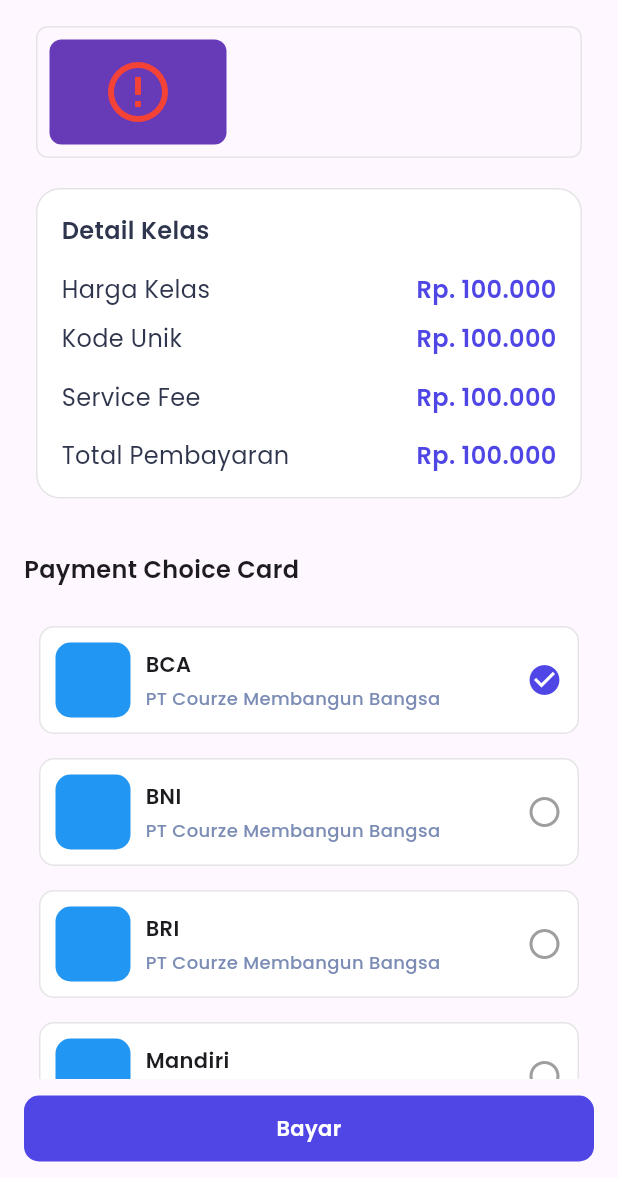
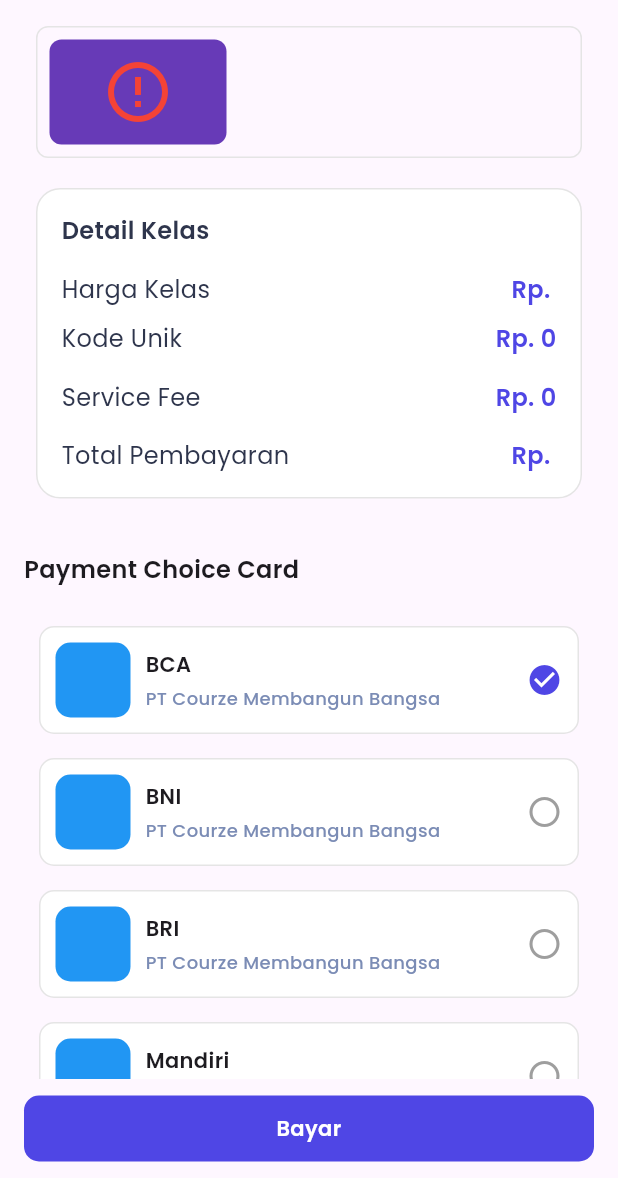
Before and after one commit to DeepSyyy/rpl-fe-flutter-ca, a Flutter app: the PaymentComponent screen opened directly with empty values, on a phone screen of 412 x 824 dp, the part 58-1236 px from its top. Run offline on Flutter 3.47's test engine with Material 3 defaults, Android fonts, the phone set to English and light mode, and no system bars; our stand-ins replace carousel_slider, cloud_firestore, dartz, firebase_auth, firebase_core, fluentui_icons and 3 more; accounts and stored records are empty; network calls fail.

Commit message:
update fix

```diff
--- a/lib/feature/detail_kelas/presentation/widget/price_detail_component.dart
+++ b/lib/feature/detail_kelas/presentation/widget/price_detail_component.dart
@@ -45,6 +45,7 @@ class PriceComponent extends StatelessWidget {
                           mentorName: mentorName,
                           idUser: idUser,
                           idCourse: idCourse,
+                          price: price,
                         ),
                         settings: RouteSettings(arguments: {
                           "imageUrl": imageUrl,
--- a/lib/feature/kelas_saya/data/datasource/my_course_remote_data_source.dart
+++ b/lib/feature/kelas_saya/data/datasource/my_course_remote_data_source.dart
@@ -2,7 +2,7 @@ import 'package:cloud_firestore/cloud_firestore.dart';
 import 'package:flutter_fe_rpl/feature/kelas_saya/data/model/my_course_model.dart';
 
 abstract class MyCourseRemoteDataSource {
-  Future<List<MyCourseModel>> getMyCourse({required String idUser});
+  Future<List<MyCourseModel>> getMyCourse({required String? idUser});
   Future<MyCourseModel> getCourseById({required String idCourse});
   Future<void> addMyCourse({required String? idUser, required String idCourse});
 }
--- a/lib/feature/kelas_saya/data/repository/my_course_repository_impl.dart
+++ b/lib/feature/kelas_saya/data/repository/my_course_repository_impl.dart
@@ -27,10 +27,10 @@ class MyCourseRepositoryImpl implements MyCourseRepository {
 
   @override
   Future<Either<Failure, List<MyCourseModel>>> getMyCourse(
-      {required String idUser}) async {
+      {required String? idUser}) async {
     try {
       final result = await myCourseRemoteDataSource.getMyCourse(
-        idUser: idUser,
+        idUser: idUser!,
       );
       return Right(result);
     } catch (e) {
--- a/lib/feature/kelas_saya/presentation/provider/my_course_provider.dart
+++ b/lib/feature/kelas_saya/presentation/provider/my_course_provider.dart
@@ -26,7 +26,7 @@ class MyCourseProvider extends ChangeNotifier {
     });
   }
 
-  Future<void> getMyCourse({required String idUser}) async {
+  Future<void> getMyCourse({required String? idUser}) async {
     MyCourseRepositoryImpl repo = MyCourseRepositoryImpl(
         myCourseRemoteDataSource: MyCourseRemoteDataSourceImpl());
 
--- a/lib/feature/lowongan/presentation/widget/search_component.dart
+++ b/lib/feature/lowongan/presentation/widget/search_component.dart
@@ -19,7 +19,7 @@ class SearchComponent extends StatelessWidget {
           child: TextField(
             onTap: () {},
             decoration: InputDecoration(
-              hintText: 'Cari Pekerjaan',
+              hintText: 'Cari pekerjaan',
               hintStyle: GoogleFonts.poppins(
                 fontWeight: FontWeight.w400,
                 fontSize: 14,
--- a/lib/feature/payment/presentation/widget/card_course_info.dart
+++ b/lib/feature/payment/presentation/widget/card_course_info.dart
@@ -49,11 +49,13 @@ class CardCourseInfo extends StatelessWidget {
             const SizedBox(
               width: 8,
             ),
-            Column(
+            Expanded(
+              child: Column(
                 crossAxisAlignment: CrossAxisAlignment.start,
                 children: [
                   Text(
                     judulCourse,
+                    overflow: TextOverflow.clip,
                     style: GoogleFonts.poppins(
                       fontSize: 14,
                       fontWeight: FontWeight.w600,
@@ -71,6 +73,7 @@ class CardCourseInfo extends StatelessWidget {
                     ),
                   ),
                 ],
+              ),
             )
           ],
         ),
--- a/lib/feature/payment/presentation/widget/card_payment_detail.dart
+++ b/lib/feature/payment/presentation/widget/card_payment_detail.dart
@@ -4,7 +4,8 @@ import 'package:flutter_fe_rpl/feature/payment/presentation/widget/detail_paymen
 import 'package:google_fonts/google_fonts.dart';
 
 class CardPaymentDetail extends StatelessWidget {
-  const CardPaymentDetail({super.key});
+  const CardPaymentDetail({super.key, required this.price});
+  final String price;
 
   @override
   Widget build(BuildContext context) {
@@ -31,9 +32,9 @@ class CardPaymentDetail extends StatelessWidget {
               ),
             ),
             const SizedBox(height: 16),
-            const DetailPayment(
+            DetailPayment(
               title: "Harga Kelas",
-              data: "Rp. 100.000",
+              data: "Rp. $price",
               colorData: AppColor.primary,
             ),
             const SizedBox(
@@ -41,19 +42,19 @@ class CardPaymentDetail extends StatelessWidget {
             ),
             const DetailPayment(
               title: "Kode Unik",
-              data: "Rp. 100.000",
+              data: "Rp. 0",
               colorData: AppColor.primary,
             ),
             const SizedBox(height: 16),
             const DetailPayment(
               title: "Service Fee",
-              data: "Rp. 100.000",
+              data: "Rp. 0",
               colorData: AppColor.primary,
             ),
             const SizedBox(height: 16),
-            const DetailPayment(
+            DetailPayment(
               title: "Total Pembayaran",
-              data: "Rp. 100.000",
+              data: "Rp. $price",
               colorData: AppColor.primary,
             ),
           ],
--- a/lib/feature/payment/presentation/widget/payment_component.dart
+++ b/lib/feature/payment/presentation/widget/payment_component.dart
@@ -15,12 +15,14 @@ class PaymentComponent extends StatelessWidget {
       required this.courseName,
       required this.mentorName,
       required this.idCourse,
+      required this.price,
       this.idUser});
   final String imageUrl;
   final String courseName;
   final String mentorName;
   final String? idUser;
   final String idCourse;
+  final String price;
 
   @override
   Widget build(BuildContext context) {
@@ -53,7 +55,9 @@ class PaymentComponent extends StatelessWidget {
                 const SizedBox(
                   height: 20,
                 ),
-                CardPaymentDetail(),
+                CardPaymentDetail(
+                  price: price,
+                ),
                 const SizedBox(
                   height: 20,
                 ),
```
Also changed, not shown: lib/feature/detail_kelas/presentation/widget/view_recipt.dart (added, +58 -0 lines), lib/feature/home/presentation/widget/home_page_component.dart (+14 -9 lines), lib/feature/home/presentation/widget/my_course_card.dart (+12 -13 lines), lib/feature/home/presentation/widget/search_container.dart (+24 -17 lines), lib/feature/payment/presentation/page/payment_page.dart (+9 -5 lines). Lines whose indentation alone changed are shown as unchanged.
